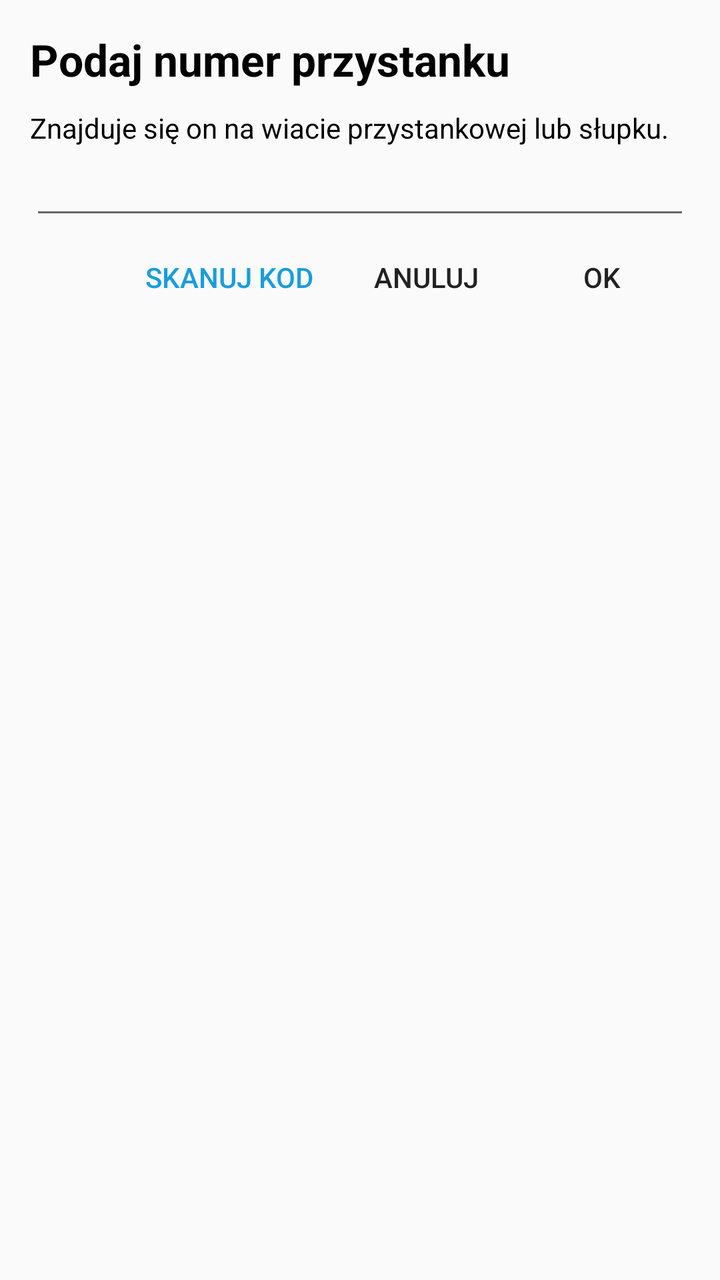
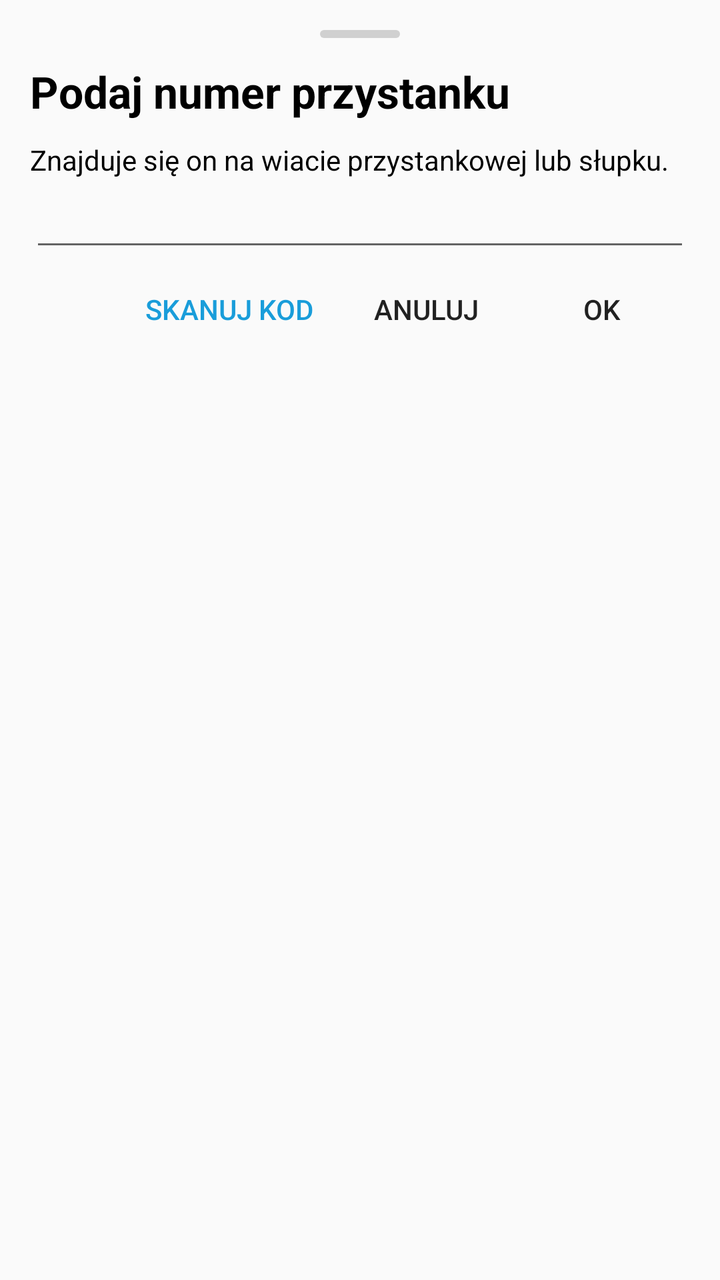

Compare the two renders of this Android layout. The source of the first and the diff that turns it into the second are given below.
<!-- AndroidManifest.xml: application theme AppTheme -->
<!-- res/layout/dialog_bus_stop.xml -->
<?xml version="1.0" encoding="utf-8"?>
<LinearLayout xmlns:android="http://schemas.android.com/apk/res/android"
    android:orientation="vertical"
    android:layout_width="match_parent"
    android:layout_height="match_parent"
    android:padding="15dp">

    <TextView
        android:layout_width="wrap_content"
        android:layout_height="wrap_content"
        android:textAppearance="?android:attr/textAppearanceLarge"
        android:textStyle="bold"
        android:id="@+id/label1"
        android:textColor="@color/black"
        android:text="@string/type_bus_stop_number" />

    <TextView
        android:layout_marginTop="10dp"
        android:layout_width="wrap_content"
        android:layout_height="wrap_content"
        android:textAppearance="?android:attr/textAppearanceSmall"
        android:id="@+id/label2"
        android:textColor="@color/black"
        android:text="@string/bus_stop_description" />

    <EditText
        android:layout_width="match_parent"
        android:layout_height="wrap_content"
        android:id="@+id/numberInput"
        android:inputType="number"/>

    <LinearLayout
        android:layout_width="match_parent"
        android:layout_height="wrap_content"
        android:orientation="horizontal"
        android:gravity="right">

        <Button
            style="@style/Widget.AppCompat.Button.Borderless.Colored"
            android:layout_width="wrap_content"
            android:layout_height="wrap_content"
            android:text="@string/scan_code"
            android:id="@+id/scanCodeBtn"/>

        <Button
            style="@style/Widget.AppCompat.Button.Borderless"
            android:layout_width="wrap_content"
            android:layout_height="wrap_content"
            android:text="@string/cancel"
            android:id="@+id/cancelBtn"/>

        <Button
            style="@style/Widget.AppCompat.Button.Borderless"
            android:layout_width="wrap_content"
            android:layout_height="wrap_content"
            android:text="@string/ok"
            android:id="@+id/okBtn"/>

    </LinearLayout>


</LinearLayout>
<!-- resources referenced by this layout -->
<resources>
  <color name="black">#000000</color>
  <string name="bus_stop_description">Znajduje się on na wiacie przystankowej lub słupku.</string>
  <string name="cancel">Anuluj</string>
  <string name="ok">OK</string>
  <string name="scan_code">Skanuj kod</string>
  <string name="type_bus_stop_number">Podaj numer przystanku</string>
  <style name="AppTheme" parent="Theme.AppCompat.Light.DarkActionBar">
          
          <item name="colorPrimary">@color/colorPrimary</item>
          <item name="colorPrimaryDark">@color/colorPrimaryDark</item>
          <item name="colorAccent">@color/colorAccent</item>
          <item name="android:windowLightStatusBar">true</item>
          <item name="android:windowLightNavigationBar">true</item>
      </style>
  <color name="colorPrimary">#199DDA</color>
  <color name="colorPrimaryDark">#23307B</color>
  <color name="colorAccent">#199DDA</color>
</resources>

<!-- the commit's change to res/layout/dialog_bus_stop.xml (unified diff, before → after) -->
@@ -2,8 +2,15 @@
 <LinearLayout xmlns:android="http://schemas.android.com/apk/res/android"
     android:orientation="vertical"
     android:layout_width="match_parent"
-    android:layout_height="match_parent"
+    android:layout_height="wrap_content"
     android:padding="15dp">
+
+    <View
+        android:layout_width="40dp"
+        android:layout_height="4dp"
+        android:layout_gravity="center_horizontal"
+        android:layout_marginBottom="12dp"
+        android:background="@drawable/bg_bottom_sheet_handle" />
 
     <TextView
         android:layout_width="wrap_content"
<!-- resource entries referenced after the edit -->
@@ -1,6 +1,14 @@
 <!-- resources referenced by this layout -->
 <resources>
   <color name="black">#000000</color>
+  <!-- drawable bg_bottom_sheet_handle (drawable) -->
+  <?xml version="1.0" encoding="utf-8"?>
+  <shape xmlns:android="http://schemas.android.com/apk/res/android"
+      android:shape="rectangle">
+  
+      <solid android:color="@color/bottom_sheet_handle" />
+      <corners android:radius="2dp" />
+  </shape>
   <string name="bus_stop_description">Znajduje się on na wiacie przystankowej lub słupku.</string>
   <string name="cancel">Anuluj</string>
   <string name="ok">OK</string>
@@ -14,6 +22,7 @@
           <item name="android:windowLightStatusBar">true</item>
           <item name="android:windowLightNavigationBar">true</item>
       </style>
+  <color name="bottom_sheet_handle">#D0D0D0</color>
   <color name="colorPrimary">#199DDA</color>
   <color name="colorPrimaryDark">#23307B</color>
   <color name="colorAccent">#199DDA</color>
